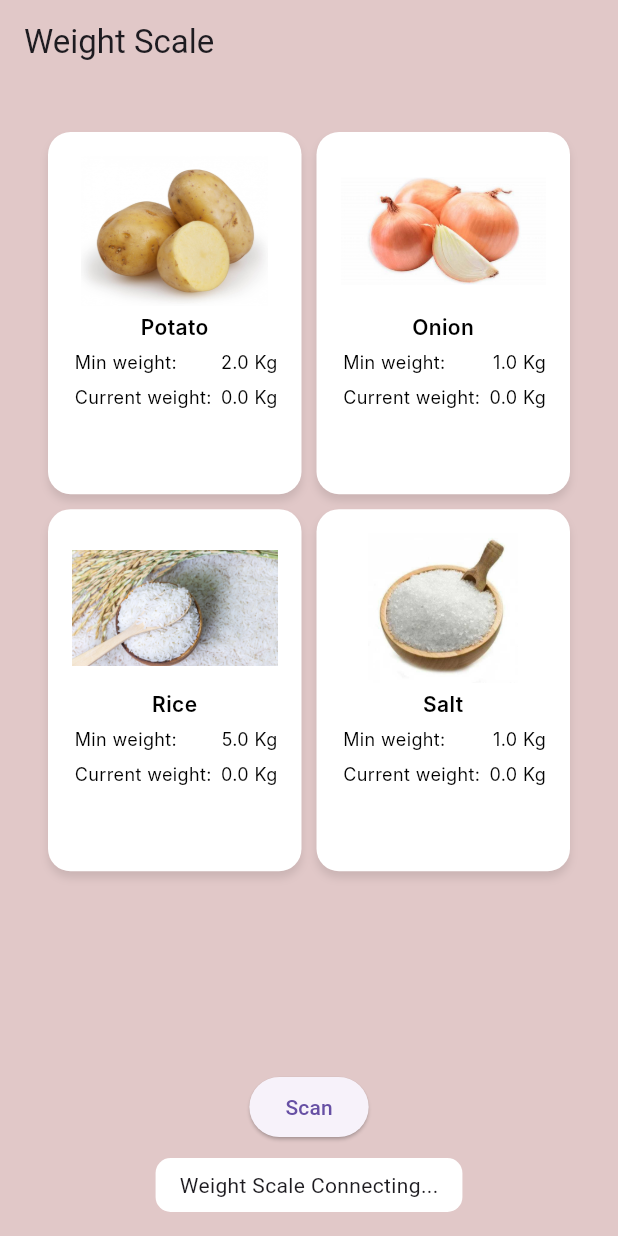
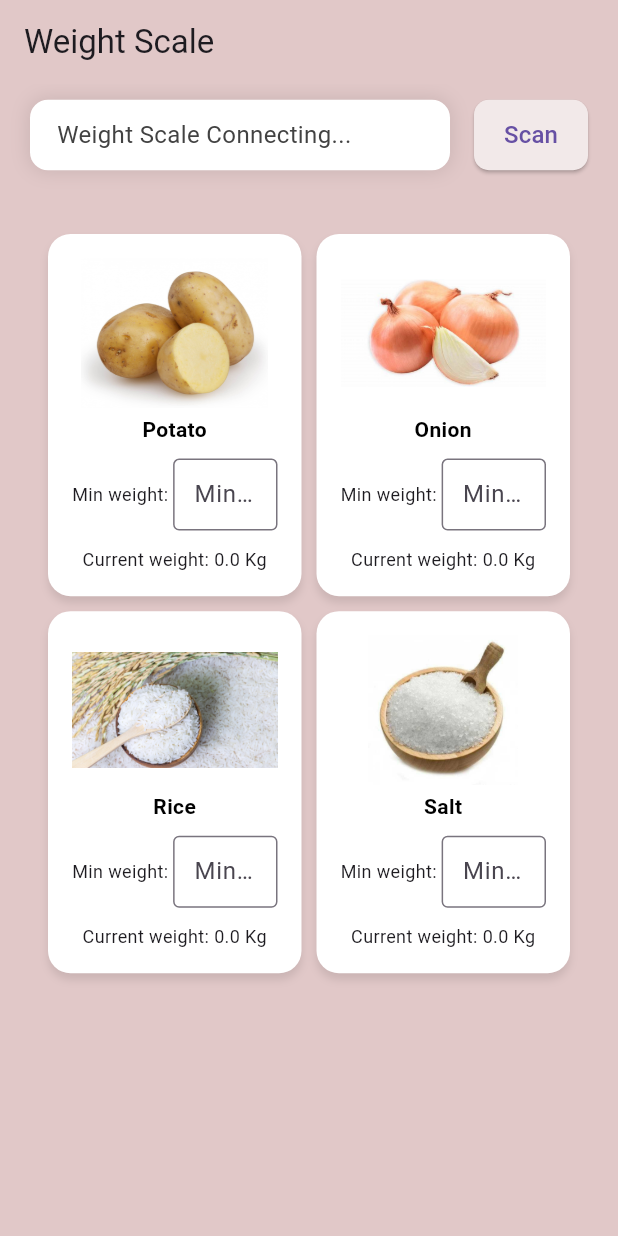
Before and after one commit to HIT-Solution/weight_scaling_system, a Flutter app: the screen it shows after launch, on a phone screen of 412 x 824 dp. Run offline on Flutter 3.47's test engine with Material 3 defaults, Android fonts, the light colour scheme and no system bars; our stand-ins replace flutter_blue_plus, permission_handler, shared_preferences; Roboto replaces fonts that are missing (Inter).

Commit message:
edit min weight success and whole project tested

```diff
--- a/lib/home_screen.dart
+++ b/lib/home_screen.dart
@@ -1,5 +1,7 @@
 import 'dart:async';
 import 'package:flutter/material.dart';
+import 'package:flutter/widgets.dart';
+import 'package:shared_preferences/shared_preferences.dart';
 
 class ProductScreen extends StatefulWidget {
   const ProductScreen({
@@ -23,12 +25,25 @@
 
 class _ProductScreenState extends State<ProductScreen> {
   List<Product> products = [];
-  bool _isShowingLowWeightDialog = false;
+  bool _isShowingLowWeightDialog =
+      false; // {"potato":5,"onion":1,"rice":1,"salt":1}
+  final TextEditingController potatoController = TextEditingController();
+  final TextEditingController onionController = TextEditingController();
+  final TextEditingController riceController = TextEditingController();
+  final TextEditingController saltController = TextEditingController();
+  late List<TextEditingController> controllers;
   @override
   void initState() {
     super.initState();
-    products = getProducts();
-
+    // Make sure to load weights from storage first
+    //products = getProducts();
+    controllers = [
+      potatoController,
+      onionController,
+      riceController,
+      saltController
+    ];
+    products = getProducts([1, 1, 1, 1]);
     _checkLowWeightProducts();
   }
 
@@ -37,40 +52,42 @@
   //   super.didChangeDependencies();
   // }
 
-  List<Product> getProducts() {
+  List<Product> getProducts(List<double> minWeights) {
     print(" widget.potatoWeight");
     print(widget.potatoWeight);
     return [
       Product(
           productName: 'Potato',
           productImageAsset: 'assets/potato.jpg',
-        minWeight: 2,
+          minWeight: minWeights[0],
           currentWeight: widget.potatoWeight.isNotEmpty
               ? double.parse(widget.potatoWeight)
               : 0,
-      ),
+          index: 0),
       Product(
           productName: 'Onion',
           productImageAsset: 'assets/onion.jpg',
-        minWeight: 1,
+          minWeight: minWeights[1],
           currentWeight: widget.onionWeight.isNotEmpty
               ? double.parse(widget.onionWeight)
               : 0,
-      ),
+          index: 1),
       Product(
           productName: 'Rice',
           productImageAsset: 'assets/rice.jpg',
-        minWeight: 5,
-        currentWeight:
-            widget.riceWeight.isNotEmpty ? double.parse(widget.riceWeight) : 0,
-      ),
+          minWeight: minWeights[2],
+          currentWeight: widget.riceWeight.isNotEmpty
+              ? double.parse(widget.riceWeight)
+              : 0,
+          index: 2),
       Product(
           productName: 'Salt',
           productImageAsset: 'assets/salt.jpg',
-        minWeight: 1,
-        currentWeight:
-            widget.saltWeight.isNotEmpty ? double.parse(widget.saltWeight) : 0,
-      ),
+          minWeight: minWeights[3],
+          currentWeight: widget.saltWeight.isNotEmpty
+              ? double.parse(widget.saltWeight)
+              : 0,
+          index: 3),
     ];
   }
 
@@ -84,8 +101,7 @@
       _checkLowWeightProducts();
       return;
     }
-    products = getProducts();
-
+    await loadMinWeights();
     print("2 ${products.length}");
     final lowWeightProducts =
         products.where((product) => product.hasLowWeight()).toList();
@@ -144,6 +160,67 @@
     );
   }
 
+  late SharedPreferences prefs;
+  bool isInitializedPrefs = false;
+  List<bool> controllerInited = [
+    false,
+    false,
+    false,
+    false,
+  ];
+  Future<void> loadMinWeights() async {
+    try {
+      print("1");
+      if (!isInitializedPrefs) {
+        prefs = await SharedPreferences.getInstance();
+        isInitializedPrefs = true;
+      }
+      print("2");
+      List<double> minWeights = [];
+      for (var product in products) {
+        double storedWeight =
+            prefs.getDouble('${product.productName}_minWeight') ?? 1;
+        print("3");
+        // {"potato":5,"onion":1,"rice":1,"salt":1}
+        //  product.minWeight = storedWeight;
+        if (!controllerInited[product.index]) {
+          print("4");
+          controllers[product.index].text = storedWeight.toString();
+          controllerInited[product.index] = false;
+        }
+        print("5");
+        product.minWeight = storedWeight;
+        minWeights.add(storedWeight);
+      }
+      print("products weight are: ");
+      print(
+          "${minWeights[0]} ${minWeights[1]} ${minWeights[2]} ${minWeights[3]}");
+      products = getProducts(minWeights);
+
+      print("products weight 2 are: ");
+      print(
+          "${products[0].minWeight} ${products[1].minWeight} ${products[2].minWeight} ${products[3].minWeight}");
+      // setState(() {});
+    } on Exception catch (e) {
+      print("error in load min wieght $e");
+    }
+  }
+
+  void saveMinWeight(Product product) async {
+    try {
+      // final prefs = await SharedPreferences.getInstance();
+      await prefs.setDouble('${product.productName}_minWeight',
+          double.parse(controllers[product.index].text));
+      double storedWeight =
+          prefs.getDouble('${product.productName}_minWeight') ?? 1;
+      await loadMinWeights();
+      print("Saved min wit $storedWeight");
+    } on Exception catch (e) {
+      print("error in save min wieght $e");
+      // TODO
+    }
+  }
+
   @override
   Widget build(BuildContext context) {
     // _checkLowWeightProducts();
@@ -155,17 +232,45 @@
         crossAxisSpacing: 10,
         crossAxisCount: 2,
         childAspectRatio: .7,
-        children:
-            products.map((product) => ProductBox(product: product)).toList(),
+        children: products
+            .map((product) => ProductBox(
+                  product: product,
+                  onMinWeightChanged: (newWeight) {
+                    saveMinWeight(product);
+                  },
+                  controller: controllers[product.index],
+                ))
+            .toList(),
       ),
     );
   }
 }
 
 class ProductBox extends StatelessWidget {
-  const ProductBox({super.key, required this.product});
+  const ProductBox(
+      {super.key,
+      required this.product,
+      required this.onMinWeightChanged,
+      required this.controller});
 
   final Product product;
+  final Function(double) onMinWeightChanged;
+  final TextEditingController controller;
+
+//   @override
+//   _ProductBoxState createState() => _ProductBoxState();
+// }
+
+// class _ProductBoxState extends State<ProductBox> {
+//   late TextEditingController _controller;
+
+//   @override
+//   void initState() {
+//     super.initState();
+//     _controller = widget.controller;
+//     _controller =
+//         TextEditingController(text: widget.product.minWeight.toString());
+//   }
 
   @override
   Widget build(BuildContext context) {
@@ -203,61 +308,52 @@
             style: const TextStyle(
               color: Colors.black,
               fontSize: 14,
-              fontFamily: 'Inter',
               fontWeight: FontWeight.w600,
             ),
           ),
           const SizedBox(height: 5),
-          Row(
+          Expanded(
+            child: Row(
               mainAxisAlignment: MainAxisAlignment.spaceBetween,
               children: [
                 const Text(
                   'Min weight: ',
-                textAlign: TextAlign.center,
                   style: TextStyle(
-                  color: Colors.black,
                     fontSize: 12,
-                  fontFamily: 'Inter',
                     fontWeight: FontWeight.w400,
                   ),
                 ),
-              Text(
-                '${product.minWeight} Kg',
-                textAlign: TextAlign.center,
-                style: const TextStyle(
-                  color: Color(0xFF030303),
-                  fontSize: 12,
-                  fontFamily: 'Inter',
-                  fontWeight: FontWeight.w400,
+                Flexible(
+                  child: TextField(
+                    controller: controller,
+                    decoration: InputDecoration(
+                      hintText: 'Min weight',
+                      border: OutlineInputBorder(),
+                      contentPadding: EdgeInsets.symmetric(horizontal: 10),
+                    ),
+                    keyboardType: TextInputType.number,
+                    onSubmitted: (value) {
+                      final double? newWeight = double.tryParse(value);
+                      if (newWeight != null) {
+                        onMinWeightChanged(newWeight);
+                        //   setState(() {
+                        product.minWeight = newWeight;
+                        //   });
+                      }
+                    },
                   ),
                 ),
               ],
             ),
+          ),
           const SizedBox(height: 6),
-          Row(
-            mainAxisAlignment: MainAxisAlignment.spaceBetween,
-            children: [
-              const Text(
-                'Current weight: ',
+          Text(
+            'Current weight: ${product.currentWeight} Kg',
             textAlign: TextAlign.center,
-                style: TextStyle(
-                  color: Colors.black,
+            style: const TextStyle(
               fontSize: 12,
-                  fontFamily: 'Inter',
               fontWeight: FontWeight.w400,
             ),
-              ),
-              Text(
-                '${product.currentWeight} Kg',
-                textAlign: TextAlign.center,
-                style: const TextStyle(
-                  color: Color(0xFF030303),
-                  fontSize: 12,
-                  fontFamily: 'Inter',
-                  fontWeight: FontWeight.w400,
-                ),
-              ),
-            ],
           ),
         ],
       ),
@@ -266,19 +362,19 @@
 }
 
 class Product {
-  const Product({
+  Product({
+    required this.index,
     required this.productName,
     required this.productImageAsset,
     required this.minWeight,
     required this.currentWeight,
   });
 
+  final int index;
   final String productName;
   final String productImageAsset;
-  final double minWeight;
+  double minWeight; // Not final anymore to allow modification
   final double currentWeight;
 
-  bool hasLowWeight() {
-    return currentWeight < minWeight;
+  bool hasLowWeight() => currentWeight < minWeight;
 }
-}
--- a/lib/main.dart
+++ b/lib/main.dart
@@ -113,6 +113,7 @@
             : "Weight Scale Connecting...";
     return Scaffold(
       backgroundColor: const Color(0xFFE1C8C8),
+      //  resizeToAvoidBottomInset: false,
       appBar: AppBar(
         title: const Text("Weight Scale"),
         backgroundColor: const Color(0xFFE1C8C8),
@@ -122,6 +123,57 @@
           child: Column(
             mainAxisAlignment: MainAxisAlignment.center,
             children: [
+              Padding(
+                padding:
+                    const EdgeInsets.symmetric(vertical: 10, horizontal: 20),
+                child: Row(
+                  mainAxisAlignment: MainAxisAlignment.spaceBetween,
+                  children: [
+                    Expanded(
+                      child: Container(
+                        decoration: BoxDecoration(
+                          color: Colors.white,
+                          borderRadius: BorderRadius.circular(12),
+                          boxShadow: [
+                            BoxShadow(
+                              color: Colors.black.withOpacity(0.1),
+                              spreadRadius: 1,
+                              blurRadius: 10,
+                            ),
+                          ],
+                        ),
+                        padding: const EdgeInsets.symmetric(
+                            vertical: 12, horizontal: 18),
+                        child: Text(
+                          state,
+                          style: TextStyle(
+                            fontSize: 16,
+                            color: Colors.grey[800],
+                          ),
+                        ),
+                      ),
+                    ),
+                    const SizedBox(
+                        width: 16), // Spacing between text and button
+                    ElevatedButton(
+                      onPressed: isScanning ? null : requestPermissions,
+                      style: ElevatedButton.styleFrom(
+                        backgroundColor: Color.fromARGB(
+                            255, 242, 233, 233), // Soft red button color
+                        padding: const EdgeInsets.symmetric(
+                            horizontal: 20, vertical: 12),
+                        shape: RoundedRectangleBorder(
+                          borderRadius: BorderRadius.circular(10),
+                        ),
+                      ),
+                      child: const Text(
+                        "Scan",
+                        style: TextStyle(fontSize: 16),
+                      ),
+                    ),
+                  ],
+                ),
+              ),
               Expanded(
                 child: ProductScreen(
                   potatoWeight: productData?.potato ?? "",
@@ -129,27 +181,6 @@
                   riceWeight: productData?.rice ?? "",
                   saltWeight: productData?.salt ?? "",
                   isBLEConnected: productData != null,
-                ),
-              ),
-              Padding(
-                padding: const EdgeInsets.all(16.0),
-                child: Column(
-                  children: [
-                    ElevatedButton(
-                      onPressed: isScanning ? null : requestPermissions,
-                      child: const Text("Scan"),
-                    ),
-                    const SizedBox(
-                      height: 10,
-                    ),
-                    Container(
-                        decoration: BoxDecoration(
-                            color: Colors.white,
-                            borderRadius: BorderRadius.circular(10)),
-                        padding: const EdgeInsets.symmetric(
-                            vertical: 8, horizontal: 16),
-                        child: Text(state)),
-                  ],
                 ),
               ),
             ],
```
Lines whose indentation alone changed are shown as unchanged.
